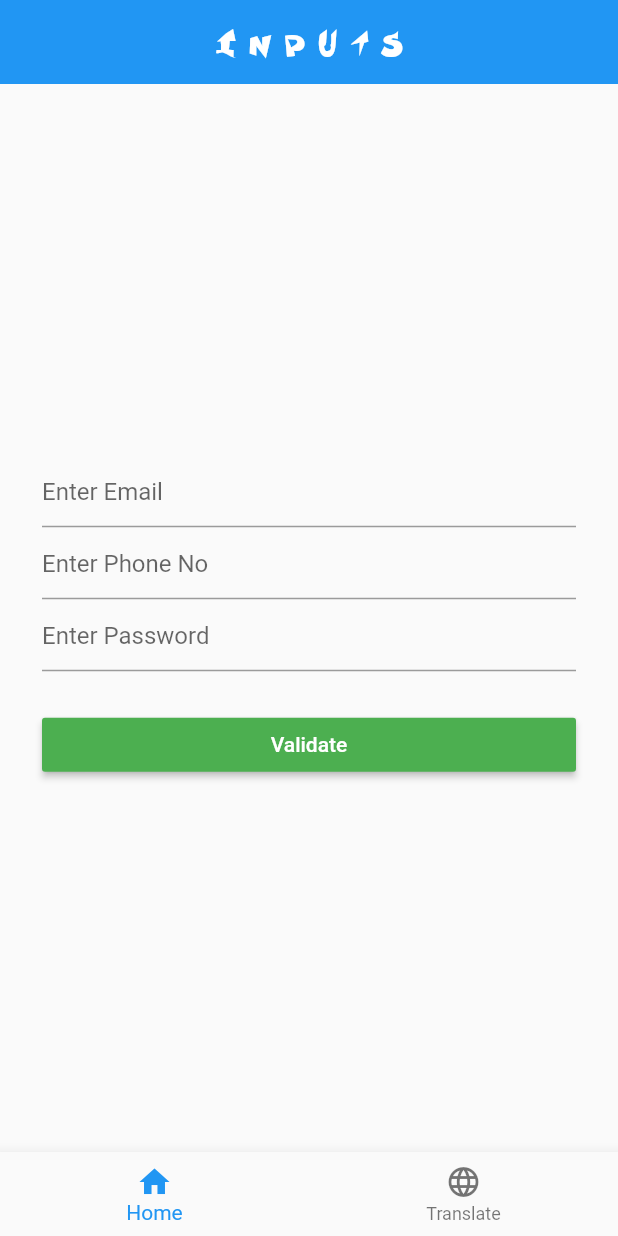
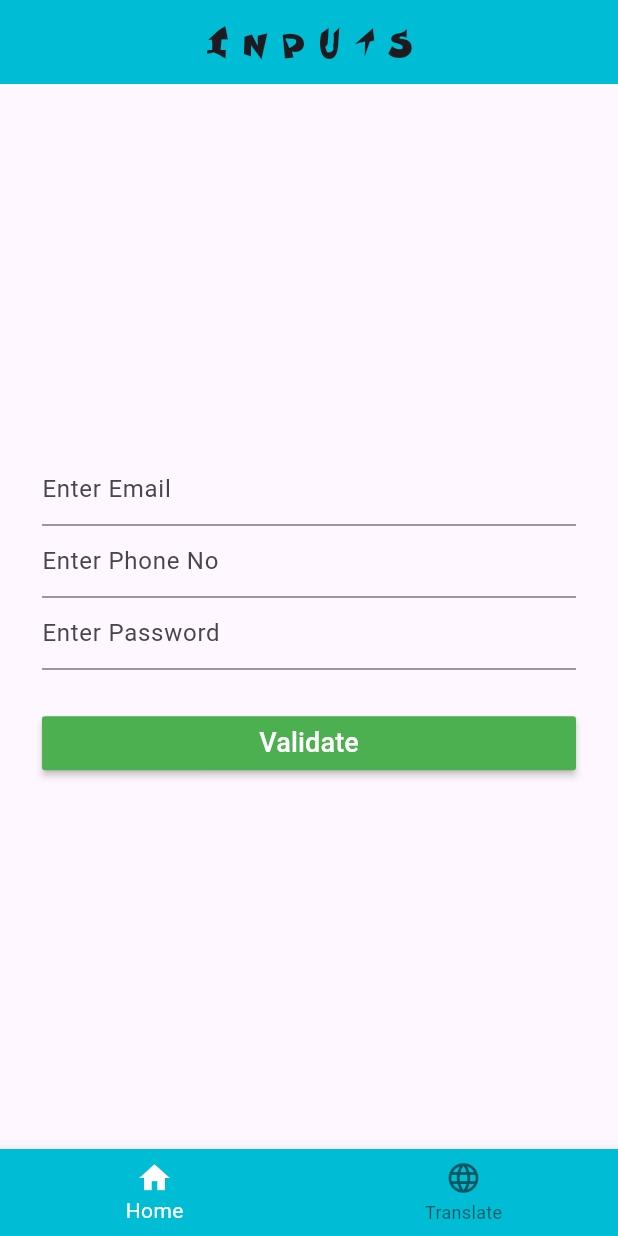
Before and after one commit to alxayeed/Flutter-Course, a Flutter app: the screen it shows after launch, on a phone screen of 412 x 824 dp. Run offline on Flutter 3.47's test engine with Material 2 defaults, Android fonts, the light colour scheme and no system bars; our stand-ins replace get, google_fonts; Roboto replaces fonts that are missing (Exo).

Commit message:
working with theme

```diff
--- a/assignment6/lib/main.dart
+++ b/assignment6/lib/main.dart
@@ -20,14 +20,28 @@ class MyApp extends StatelessWidget {
       debugShowCheckedModeBanner: false,
       //localizations
       translations: Languages(),
-      locale: Locale('en', 'US'),
-      fallbackLocale: Locale('bn', 'BD'),
+      locale: const Locale('en', 'US'),
+      fallbackLocale: const Locale('bn', 'BD'),
       theme: ThemeData(
-        primarySwatch: Colors.blue,
-        // fontFamily: 'vaca',
-        textTheme:
-            GoogleFonts.exoTextTheme(Theme.of(context).textTheme.apply()),
-      ),
+          appBarTheme: const AppBarTheme(backgroundColor: Colors.cyan),
+          dialogBackgroundColor: Colors.yellow.shade50,
+          hintColor: Colors.blue.shade900,
+          primarySwatch: Colors.blue,
+          errorColor: Colors.redAccent.shade400,
+          bottomNavigationBarTheme: const BottomNavigationBarThemeData(
+              backgroundColor: Colors.cyan, selectedItemColor: Colors.white),
+
+          // fontFamily: 'vaca',
+          textTheme: const TextTheme(
+            button: TextStyle(fontSize: 18.0),
+            bodyText2: TextStyle(fontSize: 16.0),
+          ),
+          useMaterial3: true,
+
+          //button theme
+          buttonTheme: const ButtonThemeData(focusColor: Colors.black),
+          floatingActionButtonTheme: FloatingActionButtonThemeData()),
+
       initialRoute: "/",
       routes: {
         '/homepage': (context) => HomePage(),
--- a/assignment6/lib/pages/login.dart
+++ b/assignment6/lib/pages/login.dart
@@ -110,13 +110,15 @@ class Login extends StatelessWidget {
                                         Text(_emailController.text),
                                       ],
                                     ),
-                                    Row(
+                                    Expanded(
+                                      child: Row(
                                         mainAxisAlignment:
                                             MainAxisAlignment.spaceEvenly,
                                         children: [
                                           Text("contactNo".tr),
                                           Text(_numberController.text),
                                         ],
+                                      ),
                                     ),
                                     Row(
                                       mainAxisAlignment:
```
Lines whose indentation alone changed are shown as unchanged.
